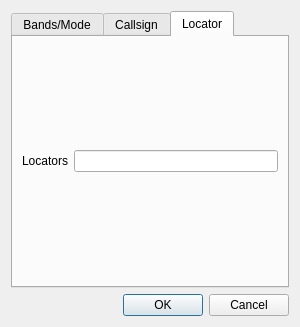
Qt form mqt/MqtBase/clusterclientfilterdialog.ui (Rsclub22/Minos2-Mirror) before a commit.
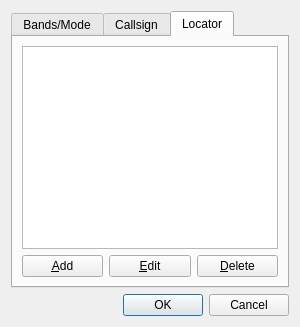
The same form after that commit. The open tabs and pages were chosen to show the change.

Commit message: add locator filter edit

Diff of the .ui file:
```diff
--- a/mqt/MqtBase/clusterclientfilterdialog.ui
+++ b/mqt/MqtBase/clusterclientfilterdialog.ui
@@ -13,7 +13,7 @@
   <property name="windowTitle">
    <string>Dialog</string>
   </property>
-  <layout class="QVBoxLayout" name="verticalLayout_6">
+  <layout class="QVBoxLayout" name="verticalLayout_7">
    <item>
     <widget class="QTabWidget" name="ClusterClientFilterTab">
      <property name="currentIndex">
@@ -273,18 +273,32 @@
       <attribute name="title">
        <string>Locator</string>
       </attribute>
-      <layout class="QVBoxLayout" name="verticalLayout_7">
+      <layout class="QVBoxLayout" name="verticalLayout_6">
+       <item>
+        <widget class="QListWidget" name="locatorListWidget"/>
+       </item>
        <item>
         <layout class="QHBoxLayout" name="horizontalLayout_4">
          <item>
-          <widget class="QLabel" name="label_2">
+          <widget class="QPushButton" name="locatorAddButton">
            <property name="text">
-            <string>Locators</string>
+            <string>&amp;Add</string>
            </property>
           </widget>
          </item>
          <item>
-          <widget class="QLineEdit" name="locatorEdit"/>
+          <widget class="QPushButton" name="locatorEditButton">
+           <property name="text">
+            <string>&amp;Edit</string>
+           </property>
+          </widget>
+         </item>
+         <item>
+          <widget class="QPushButton" name="locatorDelButton">
+           <property name="text">
+            <string>&amp;Delete</string>
+           </property>
+          </widget>
          </item>
         </layout>
        </item>
```
Left out of the diff: 2 changed lines with no effect on the pictures. The commit also changes 2 other files.
